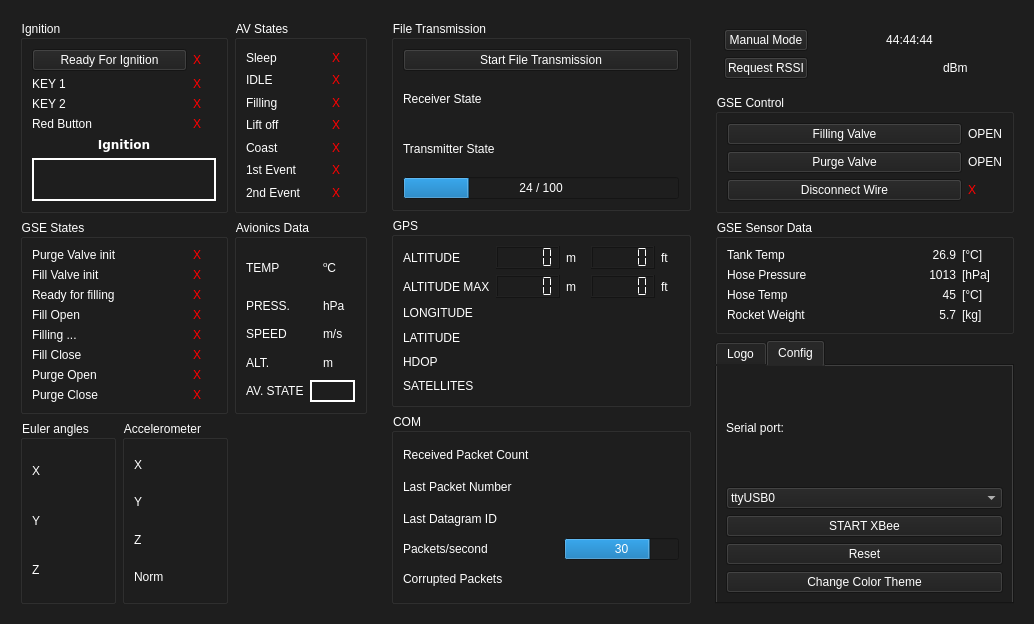
Old version of the form UI/ui_file/press_alt.ui in the repository MorgesHAB/ERT2020GS.
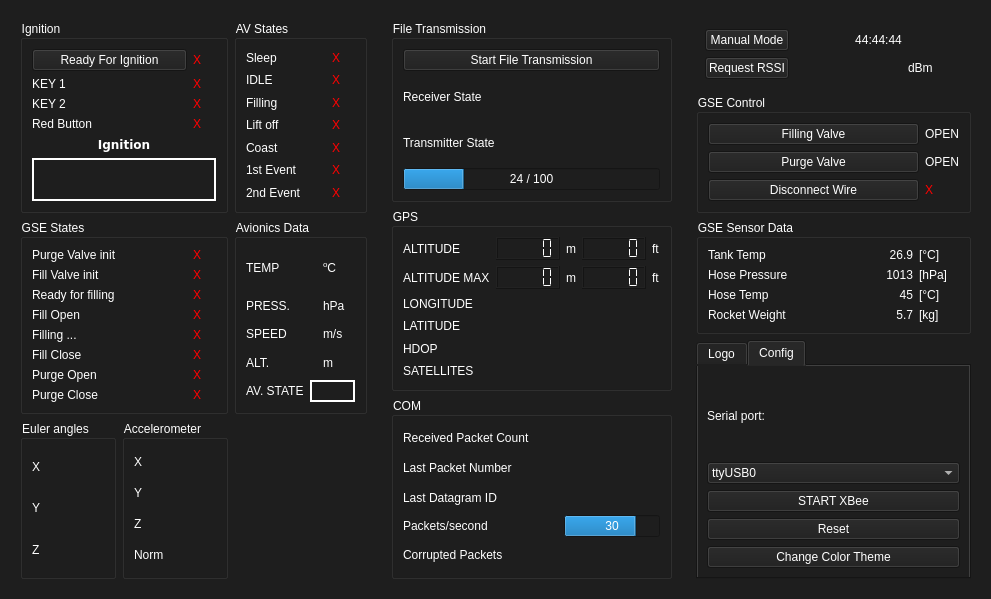
New version of the form. Icons and pictures are not drawn.

What changed in the file:
```diff
--- a/UI/ui_file/press_alt.ui
+++ b/UI/ui_file/press_alt.ui
@@ -6,8 +6,8 @@
    <rect>
     <x>0</x>
     <y>0</y>
-    <width>1034</width>
-    <height>624</height>
+    <width>991</width>
+    <height>599</height>
    </rect>
   </property>
   <property name="sizePolicy">
```
Left out of the diff: 2 changed lines with no effect on the pictures.
